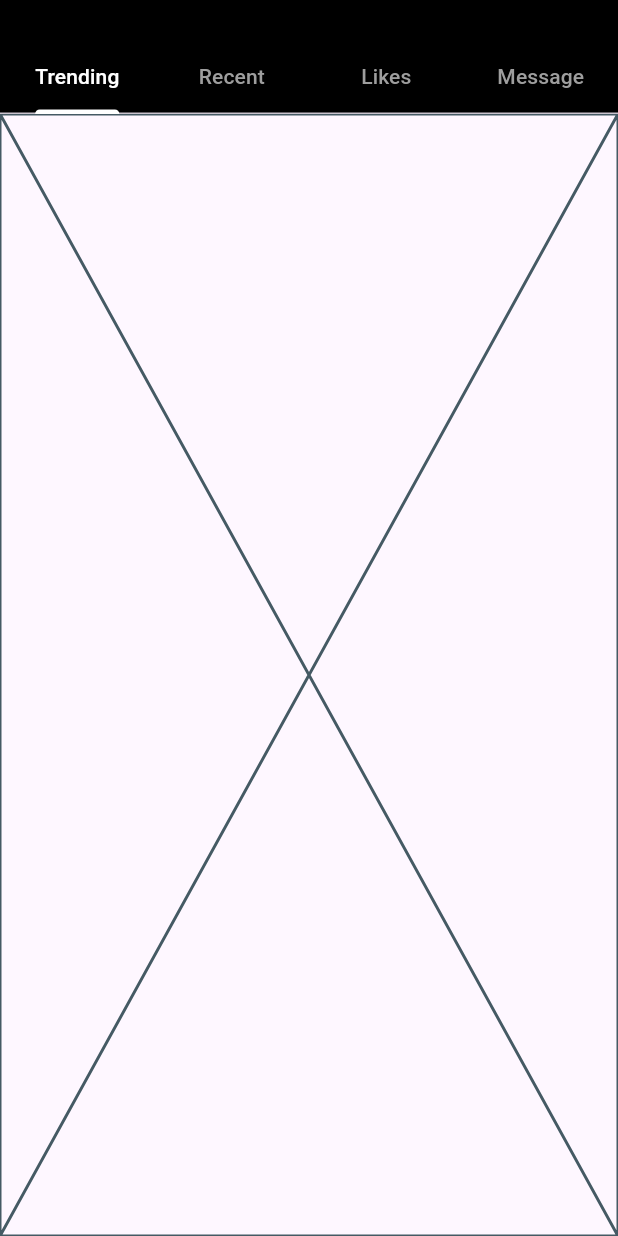
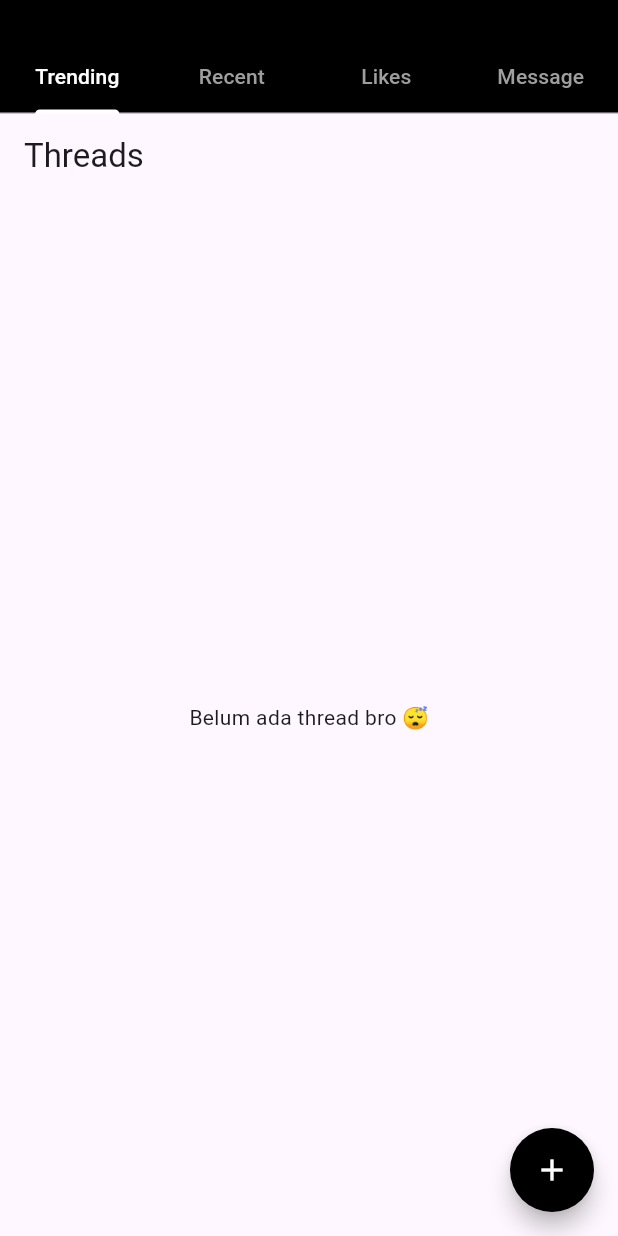
Before and after one commit to NgomongAja/NgomongAja, a Flutter app: the screen it shows after launch, on a phone screen of 412 x 824 dp. Run offline on Flutter 3.47's test engine with Material 3 defaults, Android fonts, the light colour scheme and no system bars; our stand-ins replace get, supabase_flutter; accounts and stored records are empty.

Commit message:
feat(thread): improve query thread and user

```diff
--- a/lib/main.dart
+++ b/lib/main.dart
@@ -1,7 +1,7 @@
 import 'package:flutter/material.dart';
 import 'package:get/get.dart';
 import 'package:pengen_chat/common/config/supabase.dart';
-import 'pages/mainTabBar/mainTabBar.dart';
+import 'pages/maintab/maintab.dart';
 
 Future<void> main() async {
   WidgetsFlutterBinding.ensureInitialized();
--- a/lib/pages/mainTabBar/mainTabBar.dart
+++ b/lib/pages/maintab/maintab.dart
@@ -1,10 +1,10 @@
 import 'package:flutter/material.dart';
 import 'package:get/get.dart';
 import 'package:pengen_chat/pages/likes/likes_page.dart';
-import 'package:pengen_chat/pages/mainTabBar/mainTabBar_controller/mainTabBar_controller.dart';
+import 'package:pengen_chat/pages/maintab/controller/maintab_controller.dart';
 import 'package:pengen_chat/pages/message/message_page.dart';
 import 'package:pengen_chat/pages/recent/recent_page.dart';
-import 'package:pengen_chat/pages/trending/trending_page.dart';
+import 'package:pengen_chat/pages/trending/presentation/trending_view.dart';
 
 class MainTabBar extends StatelessWidget {
   const MainTabBar({super.key});
@@ -28,7 +28,7 @@ class MainTabBar extends StatelessWidget {
       body: TabBarView(
         controller: tabController.tabController,
         children: const [
-          TrendingPage(),
+          TrendingView(),
           RecentPage(),
           LikesPage(),
           MessagePage(),
--- a/lib/pages/home/models/thread_model.dart
+++ b/lib/pages/trending/models/thread_model.dart
@@ -4,6 +4,7 @@ class ThreadModel {
   int? likeCount;
   String? title;
   String? userId;
+  String? nickname;
 
  ThreadModel(
       {this.createdAt, this.id, this.likeCount, this.title, this.userId});
@@ -14,6 +15,7 @@ class ThreadModel {
     likeCount = json['like_count'];
     title = json['title'];
     userId = json['user_id'];
+    nickname = json['nickname'];
   }
 
   Map<String, dynamic> toJson() {
@@ -23,6 +25,7 @@ class ThreadModel {
     data['like_count'] = this.likeCount;
     data['title'] = this.title;
     data['user_id'] = this.userId;
+    data['nickname'] = this.nickname;
     return data;
   }
 }
--- /dev/null
+++ b/lib/pages/trending/presentation/trending_presenter.dart
@@ -0,0 +1,38 @@
+import 'package:get/get.dart';
+import 'package:pengen_chat/common/config/supabase.dart';
+import 'package:pengen_chat/common/ui/general_bottomsheet.dart';
+import 'package:pengen_chat/pages/trending/presentation/widget/thread_input.dart';
+import '../models/thread_model.dart';
+
+class TrendingPresenter extends GetxController {
+  var threads = <ThreadModel>[].obs;
+
+  @override
+  void onInit() {
+    super.onInit();
+    listenToThreadStream();
+  }
+
+  void listenToThreadStream() {
+    SupabaseConfig.instance.supabaseClient
+        .from('threads')
+        .stream(primaryKey: ['id'])
+        .order('created_at', ascending: false)
+        .map((data) => data.map((e) => ThreadModel.fromJson(e)).toList())
+        .listen((newList) async {
+          for (var thread in newList) {
+            final res = await SupabaseConfig.instance.supabaseClient
+                .from('users')
+                .select('nickname')
+                .eq('id', thread.userId!)
+                .single();
+            thread.nickname = res['nickname'];
+          }
+          threads.value = newList;
+        });
+  }
+
+  void addNewThread() {
+    GeneralBottomsheet.showGeneralbottomsheet(Get.context!, ThreadInput());
+  }
+}
--- /dev/null
+++ b/lib/pages/trending/presentation/trending_view.dart
@@ -0,0 +1,32 @@
+import 'package:flutter/material.dart';
+import 'package:get/get.dart';
+import 'package:pengen_chat/common/utils/date_utils.dart';
+import 'package:pengen_chat/pages/trending/presentation/trending_presenter.dart';
+import 'package:pengen_chat/pages/trending/presentation/widget/trending_list.dart';
+
+class TrendingView extends StatefulWidget {
+  const TrendingView({super.key});
+
+  @override
+  State<TrendingView> createState() => _TrendingViewState();
+}
+
+class _TrendingViewState extends State<TrendingView> {
+  final TrendingPresenter presenter = Get.put(TrendingPresenter());
+
+  @override
+  Widget build(BuildContext context) {
+    return Scaffold(
+      appBar: AppBar(title: const Text("Threads")),
+      body: TrendingListWidget(presenter: presenter),
+      floatingActionButton: FloatingActionButton(
+        onPressed: () {
+          presenter.addNewThread();
+        },
+        backgroundColor: Colors.black,
+        shape: const CircleBorder(),
+        child: Icon(Icons.add, color: Colors.white),
+      ),
+    );
+  }
+}
--- a/lib/pages/trending/trending_page.dart
+++ /dev/null
@@ -1,10 +0,0 @@
-import 'package:flutter/material.dart';
-
-class TrendingPage extends StatelessWidget {
-  const TrendingPage({super.key});
-
-  @override
-  Widget build(BuildContext context) {
-    return const Placeholder();
-  }
-}
```
Also changed, not shown: lib/common/ui/general_bottomsheet.dart (added, +17 -0 lines), lib/pages/home/controller/home_controller.dart (deleted, +0 -24 lines), lib/pages/home/view/home_view.dart (deleted, +0 -42 lines), lib/pages/trending/presentation/widget/thread_input.dart (added, +49 -0 lines), lib/pages/trending/presentation/widget/trending_list.dart (added, +112 -0 lines), lib/pages/maintab/controller/maintab_controller.dart (renamed from lib/pages/mainTabBar/mainTabBar_controller/mainTabBar_controller.dart), 3 other files.
